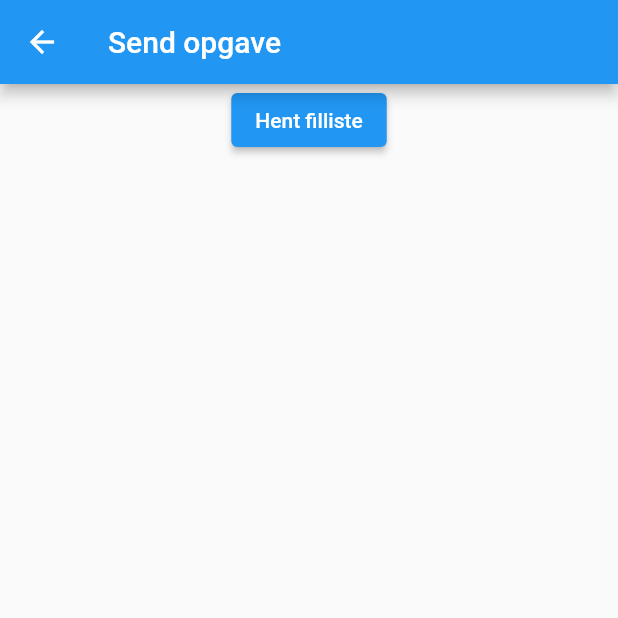
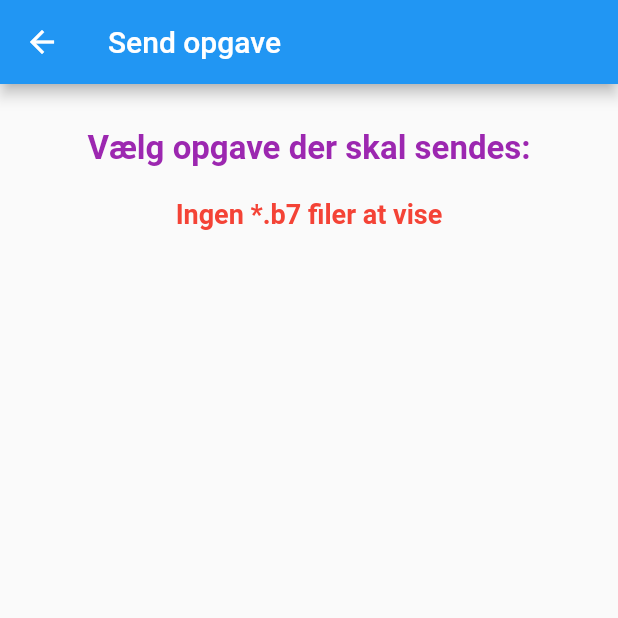
Before and after one commit to davidlamhauge/b7, a Flutter app: the screen it shows after launch, after a tap on "Send opgave/aktivitet", on a phone screen of 412 x 824 dp, the top half of it. Run offline on Flutter 3.47's test engine with Material 2 defaults, Android fonts, the light colour scheme and no system bars; our stand-ins replace file_picker; missing offline and left inert: flutter_osm_plugin.

Commit message:
Most things work. App dir is not correct?

```diff
--- a/lib/create/create_task_prepare.dart
+++ b/lib/create/create_task_prepare.dart
@@ -26,8 +26,8 @@ class _CreateTaskPrepareState extends State<CreateTaskPrepare> {
   final emailController = TextEditingController();
 
   void _requestAppDocDir() {
-    setState(() {
-      _appDocDir = getApplicationDocumentsDirectory();
+    setState(() async {
+      _appDocDir = (await getApplicationDocumentsDirectory()) as Future<Directory?>?;
     });
   }
 
--- a/lib/send/send_task.dart
+++ b/lib/send/send_task.dart
@@ -1,6 +1,9 @@
-import 'dart:io';
+
 import 'package:flutter/material.dart';
 import 'package:path_provider/path_provider.dart';
+import 'package:b7/send/get_mail_list.dart';
+import 'dart:io';
+
 
 class SendTask extends StatefulWidget {
   const SendTask({super.key});
@@ -15,6 +18,63 @@ class _SendTaskState extends State<SendTask> {
   List<String> strList = [];
   List<String> filNavne = [];
   String alertText = '';
+
+  var buttons = <Widget>[];
+
+  Widget _getWidget() {
+    if (buttons.isNotEmpty) {
+      return Column(
+        children: [
+          for (var btn in buttons)
+            btn
+        ],
+      );
+    } else {
+      return const Text(
+        'Ingen *.b7 filer at vise',
+        style: TextStyle(
+          fontSize: 18,
+          fontWeight: FontWeight.bold,
+          color: Colors.red,
+        ),
+      );
+    }
+  }
+
+  Widget getBody() {
+    return Column(
+      children: [
+        const SizedBox(height: 30),
+        const Text(
+            'Vælg opgave der skal sendes:',
+          style: TextStyle(
+            fontSize: 22,
+            fontWeight: FontWeight.bold,
+            color: Colors.purple,
+          ),
+        ),
+        const SizedBox(height: 20),
+        _getWidget(),
+      ]
+    );
+  }
+
+  Widget returnButton(String short, String long) {
+    return ElevatedButton(
+      onPressed: () {
+        Navigator.push(
+            context, MaterialPageRoute(
+            builder: (context) =>
+        GetMailList(kort: short, lang: long)));
+      },
+      child: Text(
+          short,
+        style: const TextStyle(
+          fontSize: 16,
+        ),
+      ),
+    );
+  }
 
   // this works!
   void _createAlertText() {
@@ -33,7 +93,6 @@ class _SendTaskState extends State<SendTask> {
         filNavne.add('$txt\n');
       }
     }
-//    print('Filnavne: $filNavne Antal: ${filNavne.length}');
   }
 
   // this works
@@ -41,16 +100,22 @@ class _SendTaskState extends State<SendTask> {
     strList.clear();
     final directory = await getApplicationDocumentsDirectory();
     await for (var entity
-        in directory.list(recursive: true, followLinks: false)) {
+        in directory.list(recursive: false, followLinks: false)) {
       strList.add(entity.path);
     }
-//    print('dir: $strList Antal: ${strList.length}');
   }
 
   void _lateInit() async {
     await getDir();
     filNavneList();
     _createAlertText();
+    buttons.clear();
+    for (int i = 0; i < filNavne.length; i++) {
+      List<String> tmp = filNavne[i].split('/');
+      setState(() {
+        buttons.add(returnButton(tmp.last, filNavne[i]));
+      });
+    }
   }
 
   @override
@@ -66,23 +131,10 @@ class _SendTaskState extends State<SendTask> {
       appBar: AppBar(
         title: const Text('Send opgave'),
       ),
-      body: Center(
-        child: Column(
-          children: [
-            ElevatedButton(
-                onPressed: () {
-                  showDialog(
-                      context: context,
-                      builder: (context){
-                        return AlertDialog(
-                          content: Text(alertText),
-                        );
-                      });
-                },
-                child: const Text('Hent filliste'),
-            )
-          ],
-        ),
+      body: SingleChildScrollView(
+          child: Center(
+              child: getBody(),
+          ),
       ),
     );
   }
--- a/pubspec.yaml
+++ b/pubspec.yaml
@@ -41,6 +41,7 @@ dependencies:
   flutter_osm_plugin: ^0.53.4+1
   location_picker_flutter_map: ^1.2.1
   shared_preferences: ^2.1.2
+  file_picker: ^5.3.2
 
 dev_dependencies:
   flutter_test:
```
Also changed, not shown: lib/helper_classes.dart (+4 -3 lines), lib/send/get_mail_list.dart (+126 -0 lines), lib/send/send_helper_file.dart (added, +85 -0 lines), pubspec.lock.
